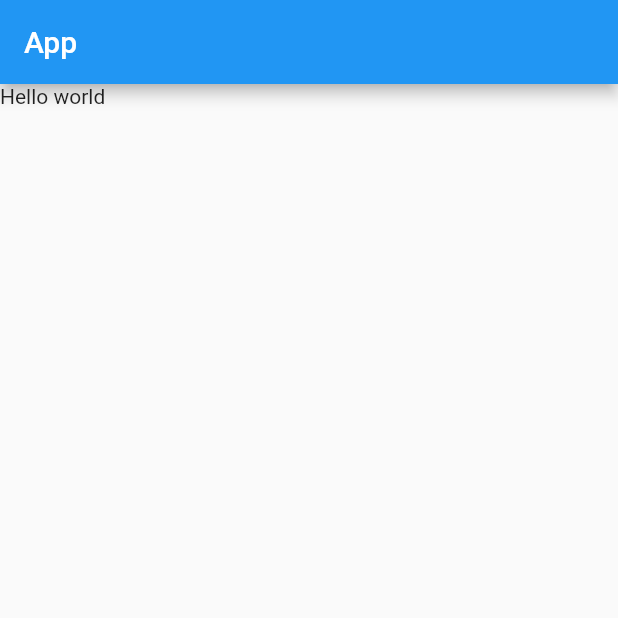
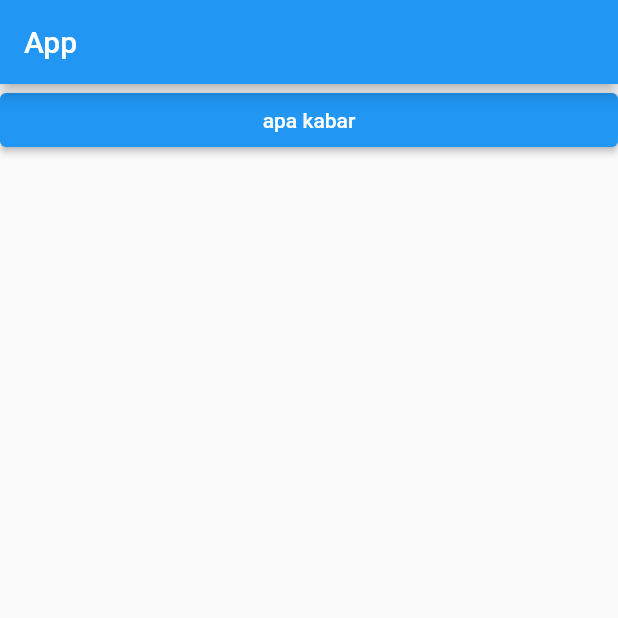
Before and after one commit to fajarmuhammadsidiq/test_app, a Flutter app: the screen it shows after launch, on a phone screen of 412 x 824 dp, the top half of it. Run offline on Flutter 3.47's test engine with Material 2 defaults, Android fonts, the phone set to English and light mode, and no system bars.

Commit message:
mengubah column menjadi listview dan menambah button

```diff
--- a/lib/homapage.dart
+++ b/lib/homapage.dart
@@ -10,8 +10,10 @@ class Homepage extends StatelessWidget {
         appBar: AppBar(
           title: Text("App"),
         ),
-        body: Column(
-          children: [Text("Hello world")],
+        body: ListView(
+          children: [
+            ElevatedButton(onPressed: () {}, child: Text("apa kabar"))
+          ],
         ));
   }
 }
```
